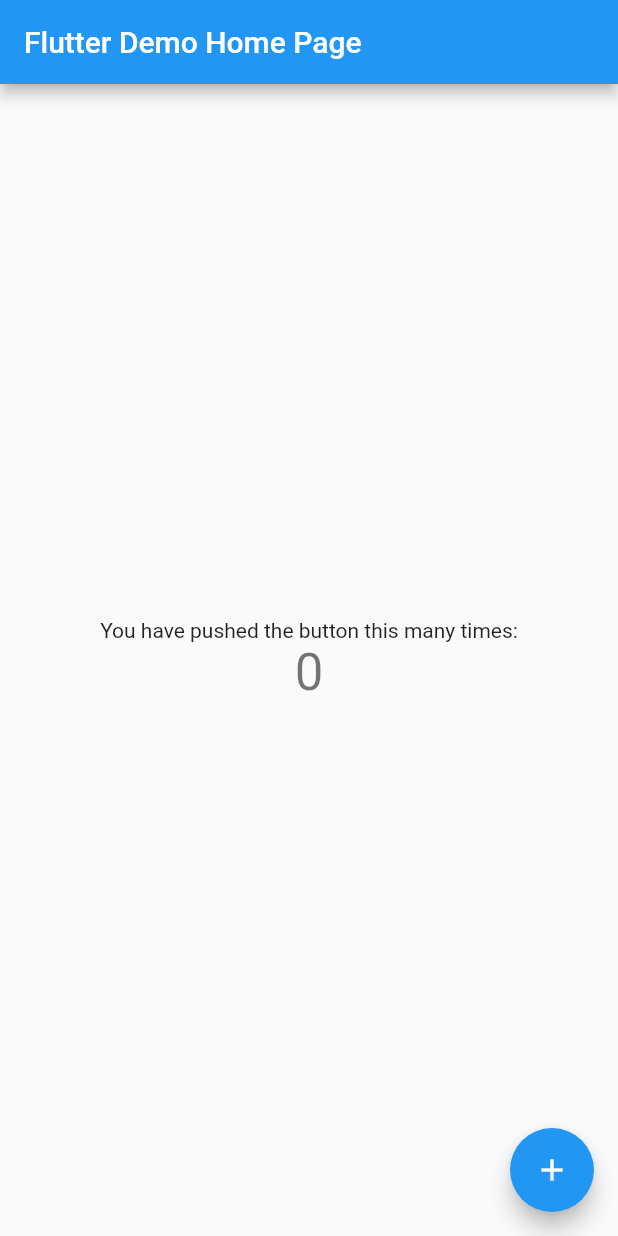
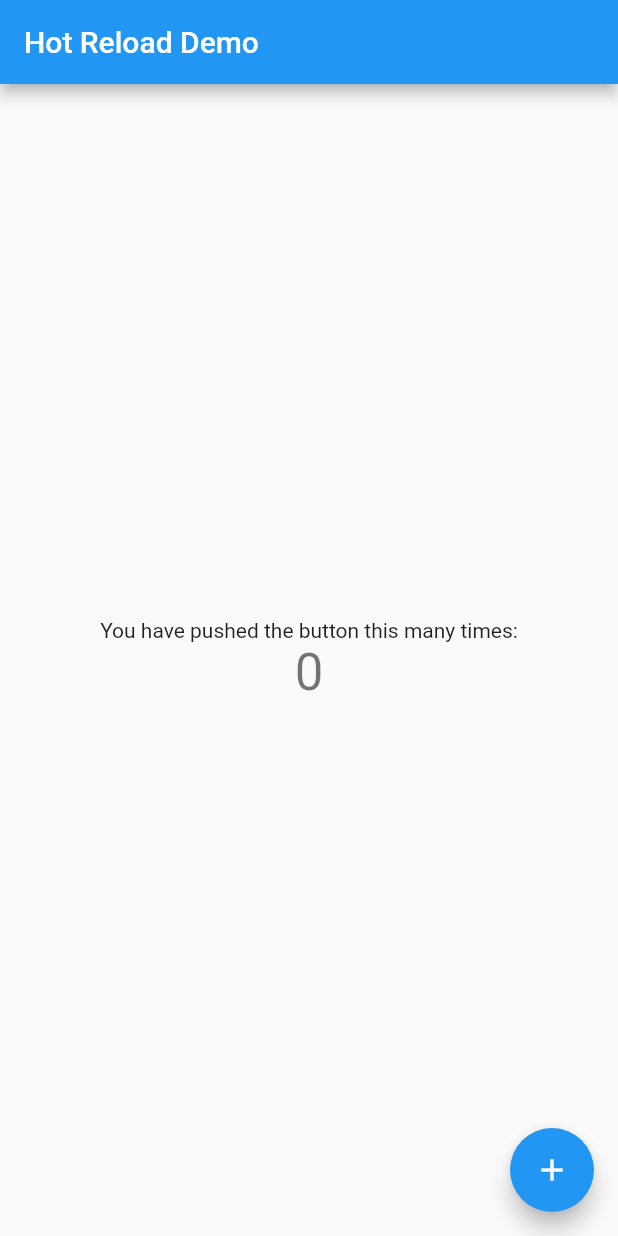
Before and after one commit to BeokBeok/FlutterInAction, a Flutter app: the screen it shows after launch, on a phone screen of 412 x 824 dp. Run offline on Flutter 3.47's test engine with Material 2 defaults, Android fonts, the phone set to English and light mode, and no system bars.

Commit message:
[수정] 타이틀 문구 수정 (Hot Reload 테스트)

```diff
--- a/counter_app/lib/main.dart
+++ b/counter_app/lib/main.dart
@@ -22,7 +22,7 @@ class MyApp extends StatelessWidget {
         // is not restarted.
         primarySwatch: Colors.blue,
       ),
-      home: MyHomePage(title: 'Flutter Demo Home Page'),
+      home: MyHomePage(title: 'Hot Reload Demo'),
     );
   }
 }
```
